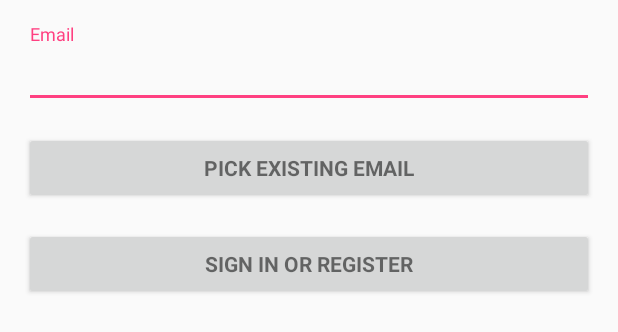
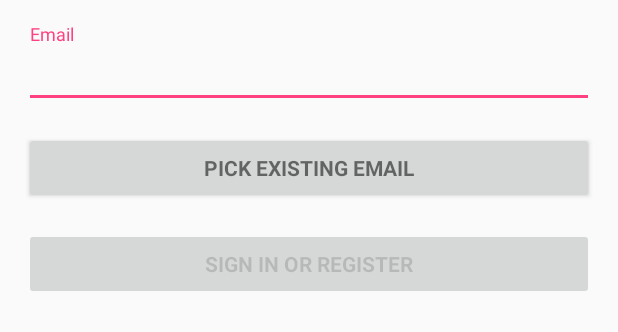
Before and after one commit to CMUChimpsLab/CrowdsourcingApp, an Android app: the layout activity_login.xml on its own in the app's theme, with its tools: preview values and no code run, on a phone screen of 412 x 824 dp. Shown: the top 332 px of the screen. Run offline under Robolectric (Android 15) with nearby library versions, the phone set to English and light mode, and no system bars.

Commit message:
request location permissions at login stage

```diff
--- a/app/src/main/res/layout/activity_login.xml
+++ b/app/src/main/res/layout/activity_login.xml
@@ -45,24 +45,6 @@
 
             </android.support.design.widget.TextInputLayout>
 
-            <!--<android.support.design.widget.TextInputLayout-->
-                <!--android:layout_width="match_parent"-->
-                <!--android:layout_height="wrap_content">-->
-
-                <!--<EditText-->
-                    <!--android:id="@+id/password"-->
-                    <!--android:layout_width="match_parent"-->
-                    <!--android:layout_height="wrap_content"-->
-                    <!--android:hint="@string/prompt_password"-->
-                    <!--android:imeActionId="@+id/login"-->
-                    <!--android:imeActionLabel="@string/action_sign_in_short"-->
-                    <!--android:imeOptions="actionUnspecified"-->
-                    <!--android:inputType="textPassword"-->
-                    <!--android:maxLines="1"-->
-                    <!--android:singleLine="true" />-->
-
-            <!--</android.support.design.widget.TextInputLayout>-->
-
             <Button
                 android:id="@+id/email_choose_button"
                 style="?android:textAppearanceSmall"
@@ -79,7 +61,18 @@
                 android:layout_height="wrap_content"
                 android:layout_marginTop="16dp"
                 android:text="@string/action_sign_in"
-                android:textStyle="bold" />
+                android:textStyle="bold"
+                android:enabled="false" />
+
+            <TextView
+                android:id="@+id/location_required_notice"
+                android:layout_width="wrap_content"
+                android:layout_height="wrap_content"
+                android:layout_marginTop="16dp"
+                android:text="@string/location_permission_denied"
+                android:layout_gravity="center_horizontal"
+                android:textColor="#ff0000"
+                android:visibility="gone" />
 
         </LinearLayout>
     </ScrollView>
--- a/app/src/main/res/values/strings.xml
+++ b/app/src/main/res/values/strings.xml
@@ -24,5 +24,8 @@
     <string name="error_incorrect_password">This password is incorrect</string>
     <string name="error_field_required">This field is required</string>
     <string name="permission_rationale">"Contacts permissions are needed for providing email completions."</string>
+    <string name="permission_rationale_location">Access to the location service is required to use \'task\' related features, so that you will be able to complete tasks.</string>
+    <string name="location_permission_denied">This app requires location permission to enable \'task\' related features. Please try again and grant access to use the location.\nIf the permission has been permanently denied, it can be enabled from the System Settings &gt; Apps &gt; \'Google Maps API Demos\'.</string>
+    <string name="permission_required_toast">Location permission is required for this app.</string>
 
 </resources>
```
Also changed, not shown: app/src/main/java/com/dhchoi/crowdsourcingapp/PermissionUtils.java (added, +172 -0 lines), app/src/main/java/com/dhchoi/crowdsourcingapp/activities/LoginActivity.java (+36 -8 lines).
